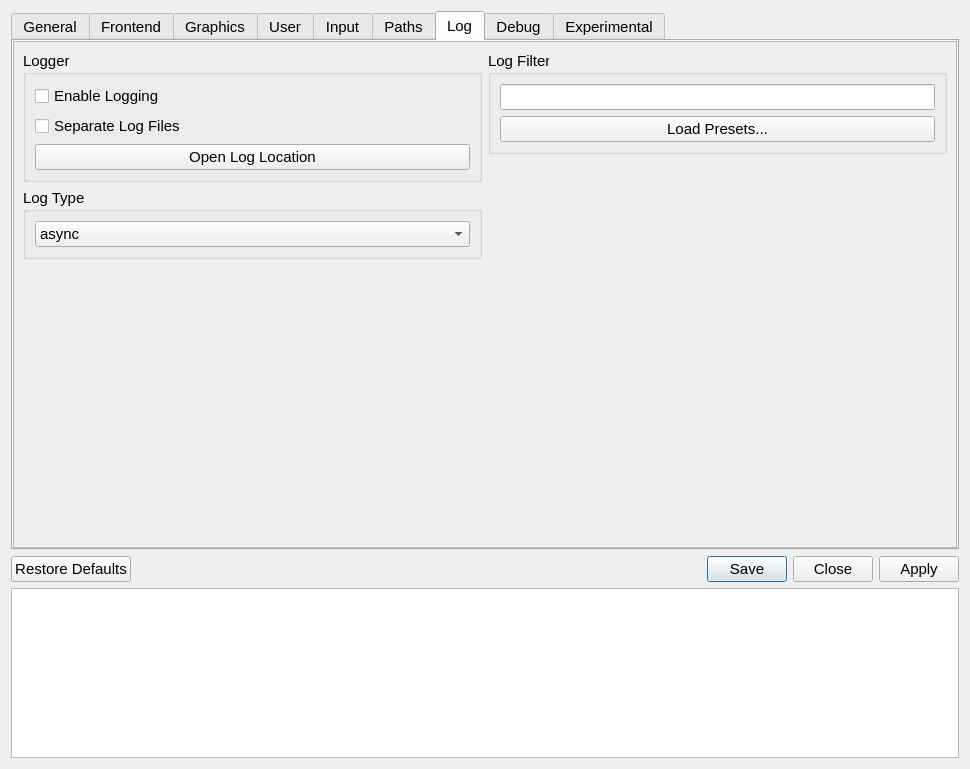
shadps4-emu/shadps4-qtlauncher, file src/qt_gui/settings_dialog.ui: the form before one commit.
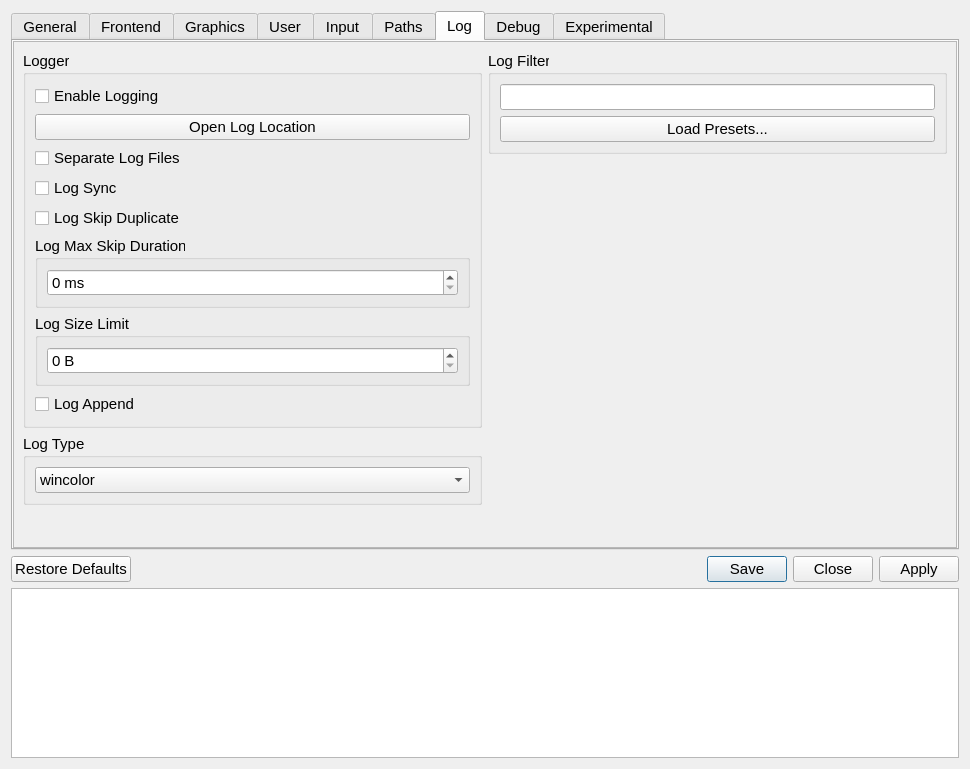
The form after the commit. The open tabs and pages were chosen to show the change. Icons and pictures are not drawn.

Patch:
```diff
--- a/src/qt_gui/settings_dialog.ui
+++ b/src/qt_gui/settings_dialog.ui
@@ -1987,19 +1987,78 @@
                 </widget>
                </item>
                <item>
-                <widget class="QCheckBox" name="separateLogFilesCheckbox">
-                 <property name="text">
-                  <string>Separate Log Files</string>
-                 </property>
-                </widget>
-               </item>
-               <item>
-                <widget class="QPushButton" name="OpenLogLocationButton">
+                <widget class="QPushButton" name="logOpenLocationButton">
                  <property name="text">
                   <string>Open Log Location</string>
                  </property>
                 </widget>
                </item>
+               <item>
+                <widget class="QCheckBox" name="logSeparateCheckBox">
+                 <property name="text">
+                  <string>Separate Log Files</string>
+                 </property>
+                </widget>
+               </item>
+               <item>
+                <widget class="QCheckBox" name="logSyncCheckBox">
+                 <property name="text">
+                  <string>Log Sync</string>
+                 </property>
+                </widget>
+               </item>
+               <item>
+                <widget class="QCheckBox" name="logSkipDuplicateCheckBox">
+                 <property name="text">
+                  <string>Log Skip Duplicate</string>
+                 </property>
+                </widget>
+               </item>
+               <item>
+                <widget class="QGroupBox" name="logMaxSkipDurationGroupBox">
+                 <property name="title">
+                  <string>Log Max Skip Duration</string>
+                 </property>
+                 <layout class="QHBoxLayout" name="logMaxSkipDurationBoxLayout">
+                  <item>
+                   <widget class="QSpinBox" name="logMaxSkipDurationLineEdit">
+                    <property name="suffix">
+                     <string> ms</string>
+                    </property>
+                    <property name="maximum">
+                     <number>9999999</number>
+                    </property>
+                   </widget>
+                  </item>
+                 </layout>
+                </widget>
+               </item>
+               <item>
+                <widget class="QGroupBox" name="logSizeLimitGroupBox">
+                 <property name="title">
+                  <string>Log Size Limit</string>
+                 </property>
+                 <layout class="QHBoxLayout" name="logSizeLimitBoxLayout">
+                  <item>
+                   <widget class="QSpinBox" name="logSizeLimitLineEdit">
+                    <property name="suffix">
+                     <string> B</string>
+                    </property>
+                    <property name="maximum">
+                     <number>999999999</number>
+                    </property>
+                   </widget>
+                  </item>
+                 </layout>
+                </widget>
+               </item>
+               <item>
+                <widget class="QCheckBox" name="logAppendCheckBox">
+                 <property name="text">
+                  <string>Log Append</string>
+                 </property>
+                </widget>
+               </item>
               </layout>
              </widget>
             </item>
@@ -2019,7 +2078,7 @@
                 <widget class="QComboBox" name="logTypeComboBox">
                  <item>
                   <property name="text">
-                   <string>async</string>
+                   <string>wincolor</string>
                   </property>
                  </item>
                  <item>
```
Left out of the diff: 4 changed lines with no effect on the pictures.
